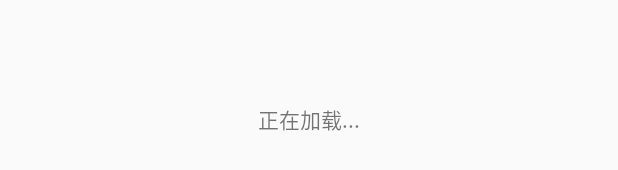
After one commit to zgDuan/Animal, an Android app: the layout progress_dialog.xml on its own in the app's theme, with its tools: preview values and no code run, on a phone screen of 412 x 824 dp. The commit adds this screen. Shown: the part 566-736 px from the top of the screen. Run offline under Robolectric (Android 15) with nearby library versions, the phone set to English and light mode, and no system bars.

Commit message:
添加自定义对话框

```diff
--- /dev/null
+++ b/app/src/main/res/layout/progress_dialog.xml
@@ -0,0 +1,20 @@
+<?xml version="1.0" encoding="utf-8"?>
+<LinearLayout xmlns:android="http://schemas.android.com/apk/res/android"
+              android:layout_width="match_parent"
+              android:layout_height="match_parent"
+              android:gravity="center"
+              android:orientation="vertical">
+
+    <ImageView
+        android:id="@+id/loadingIv"
+        android:layout_width="80dp"
+        android:layout_height="80dp"
+        />
+
+    <TextView
+        android:id="@+id/loadingTv"
+        android:layout_width="wrap_content"
+        android:layout_height="wrap_content"
+        android:layout_marginTop="10dp"
+        android:text="正在加载..."/>
+</LinearLayout>
```
Also changed, not shown: app/src/main/java/co/example/com/animal/CustomProgressDialog.java (added, +65 -0 lines), app/src/main/res/layout/activity_main.xml (+20 -3 lines).
